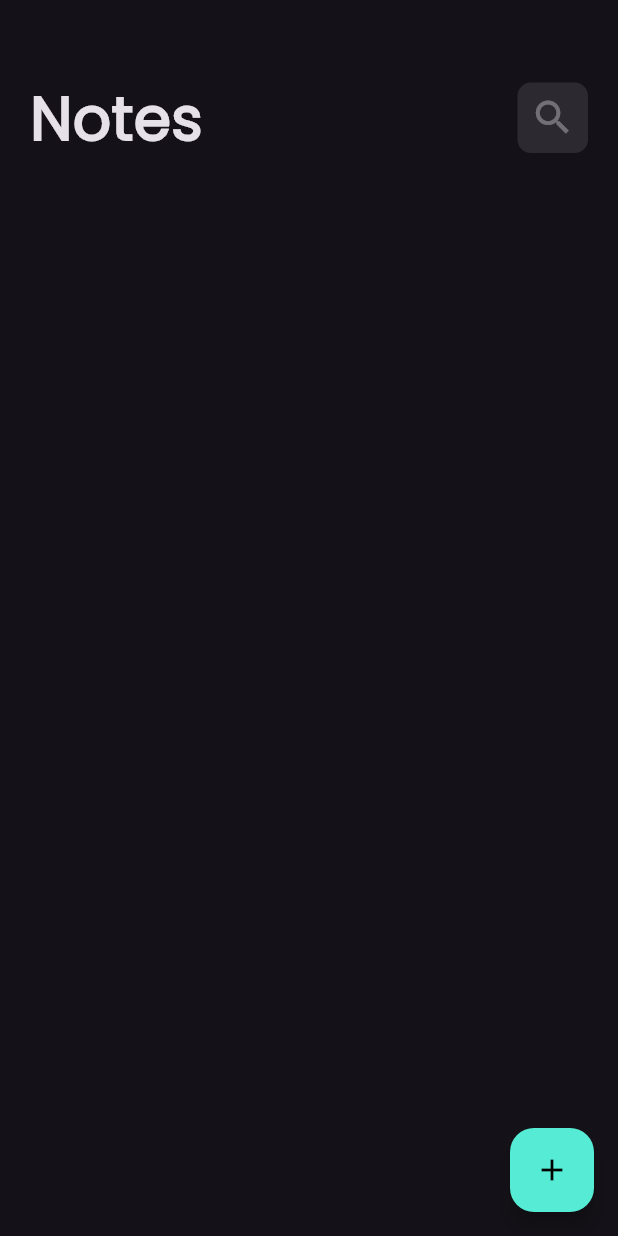
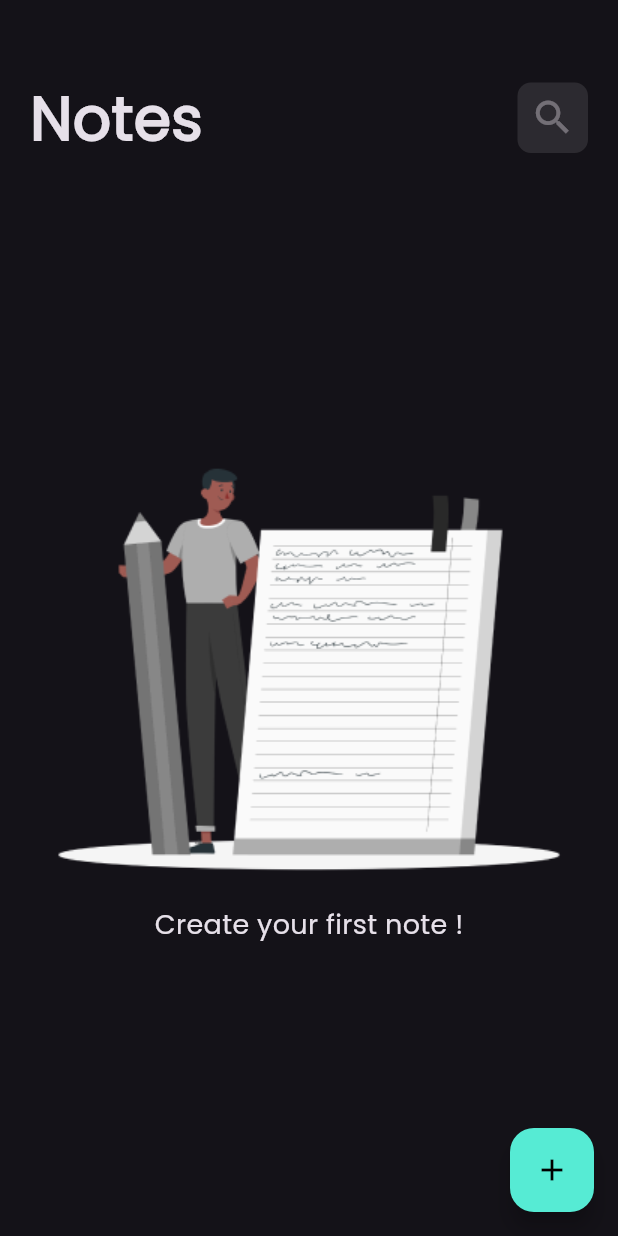
Before and after one commit to MahmoudAladwy33/NotesApp, a Flutter app: the screen it shows after launch, on a phone screen of 412 x 824 dp. Run offline on Flutter 3.47's test engine with Material 3 defaults, Android fonts, the light colour scheme and no system bars; our stand-ins replace bloc, flutter_bloc, font_awesome_flutter, hive, hive_flutter; accounts and stored records are empty.

Commit message:
create new background

```diff
--- a/lib/Widgets/notes_list_view.dart
+++ b/lib/Widgets/notes_list_view.dart
@@ -14,7 +14,23 @@ class NotesListView extends StatelessWidget {
         builder: (context, state) {
           List<NoteModel> notes =
               BlocProvider.of<NotesCubit>(context).notes ?? [];
-
+          if (notes.isEmpty) {
+            return Column(
+              mainAxisAlignment: MainAxisAlignment.center,
+              children: [
+                Image.asset('assets/imgs/rafiki.png'),
+                const SizedBox(
+                  height: 15,
+                ),
+                const Text(
+                  'Create your first note !',
+                  style: TextStyle(
+                    fontSize: 18,
+                  ),
+                ),
+              ],
+            );
+          }
           return Padding(
             padding: const EdgeInsets.symmetric(vertical: 16),
             child: ListView.builder(
--- a/pubspec.yaml
+++ b/pubspec.yaml
@@ -56,9 +56,9 @@ flutter:
   uses-material-design: true
 
   # To add assets to your application, add an assets section, like this:
-  # assets:
-  #   - images/a_dot_burr.jpeg
-  #   - images/a_dot_ham.jpeg
+  assets:
+    - assets/imgs/
+
   # An image asset can refer to one or more resolution-specific "variants", see
   # https://flutter.dev/assets-and-images/#resolution-aware
   # For details regarding adding assets from package dependencies, see
```
Also changed, not shown: assets/imgs/rafiki.png (added).
